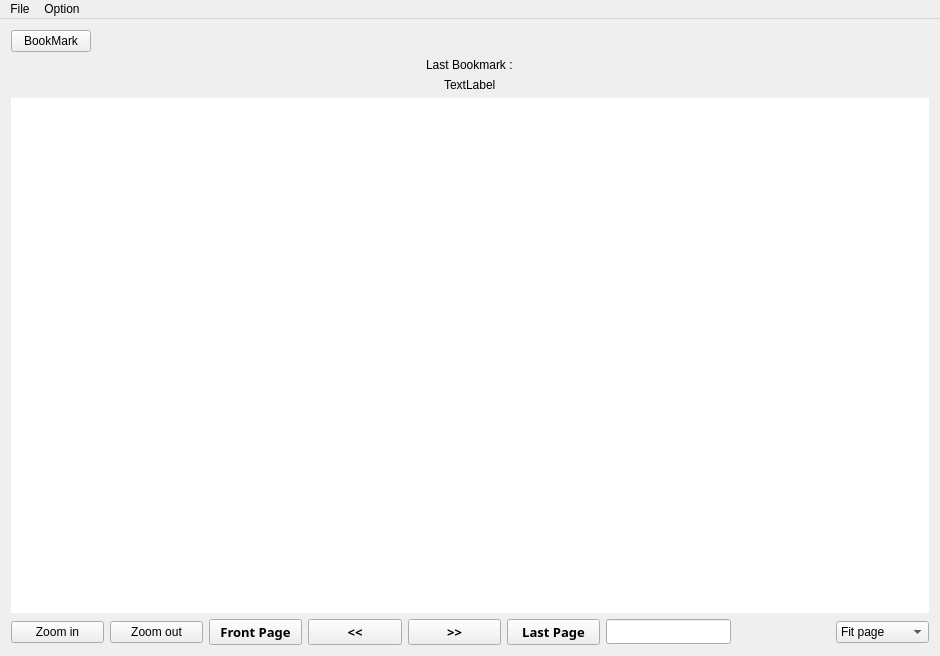
The window that ComicBookReader/mainwindow.ui (agathebeucher/IN204) describes before a commit, drawn with Qt 5.
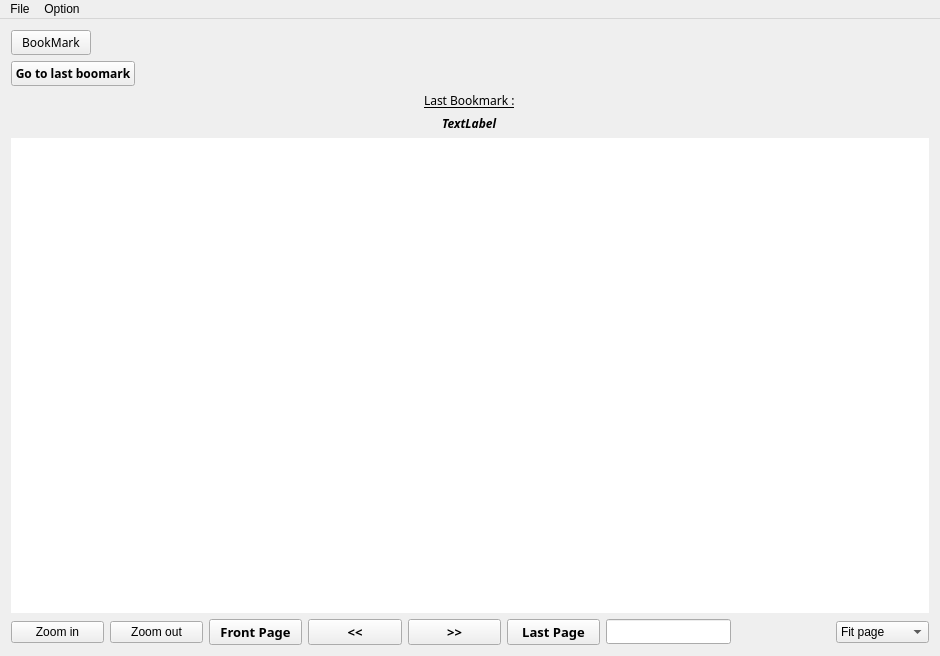
The same window after the commit.

What changed in the file:
```diff
--- a/ComicBookReader/mainwindow.ui
+++ b/ComicBookReader/mainwindow.ui
@@ -41,6 +41,11 @@
         <verstretch>0</verstretch>
        </sizepolicy>
       </property>
+      <property name="font">
+       <font>
+        <family>Montserrat</family>
+       </font>
+      </property>
       <property name="layoutDirection">
        <enum>Qt::LeftToRight</enum>
       </property>
@@ -55,6 +60,25 @@
       </property>
      </widget>
     </item>
+    <item>
+     <widget class="QPushButton" name="Gotobookmark">
+      <property name="sizePolicy">
+       <sizepolicy hsizetype="Fixed" vsizetype="Fixed">
+        <horstretch>0</horstretch>
+        <verstretch>0</verstretch>
+       </sizepolicy>
+      </property>
+      <property name="font">
+       <font>
+        <family>Montserrat</family>
+        <bold>true</bold>
+       </font>
+      </property>
+      <property name="text">
+       <string>Go to last boomark</string>
+      </property>
+     </widget>
+    </item>
     <item alignment="Qt::AlignHCenter">
      <widget class="QLabel" name="Last_Bookmark">
       <property name="sizePolicy">
@@ -63,6 +87,12 @@
         <verstretch>0</verstretch>
        </sizepolicy>
       </property>
+      <property name="font">
+       <font>
+        <family>Montserrat</family>
+        <underline>true</underline>
+       </font>
+      </property>
       <property name="text">
        <string>Last Bookmark :</string>
       </property>
@@ -76,6 +106,13 @@
         <verstretch>0</verstretch>
        </sizepolicy>
       </property>
+      <property name="font">
+       <font>
+        <family>Montserrat</family>
+        <italic>true</italic>
+        <bold>true</bold>
+       </font>
+      </property>
       <property name="text">
        <string>TextLabel</string>
       </property>
@@ -113,10 +150,10 @@
       <widget class="QWidget" name="scrollAreaWidgetContents">
        <property name="geometry">
         <rect>
-         <x>451</x>
-         <y>229</y>
+         <x>453</x>
+         <y>119</y>
          <width>16</width>
-         <height>20</height>
+         <height>16</height>
         </rect>
        </property>
        <property name="sizePolicy">
```
Left out of the diff: 2 changed lines with no effect on the pictures.
